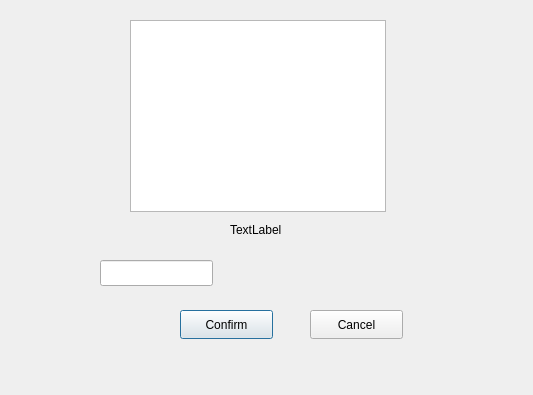
This is CheckoutDialog.ui in KellamA/322DineAutoProject as Qt 5 draws it before an edit. The edited form follows.
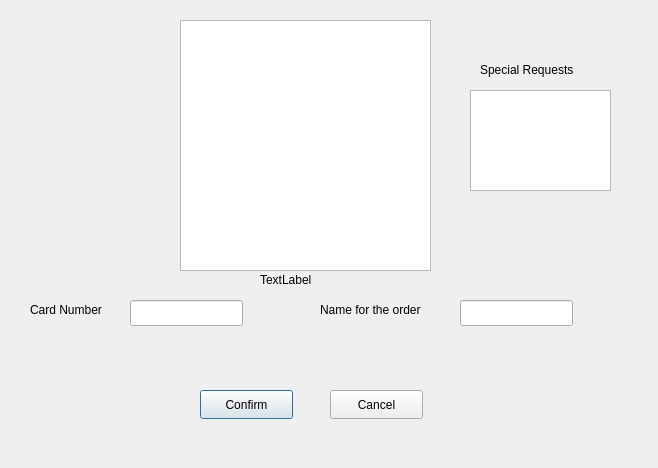
This is the edited form.

```diff
--- a/CheckoutDialog.ui
+++ b/CheckoutDialog.ui
@@ -6,8 +6,8 @@
    <rect>
     <x>0</x>
     <y>0</y>
-    <width>533</width>
-    <height>395</height>
+    <width>658</width>
+    <height>468</height>
    </rect>
   </property>
   <property name="windowTitle">
@@ -16,19 +16,19 @@
   <widget class="QListWidget" name="cartSummaryList">
    <property name="geometry">
     <rect>
-     <x>130</x>
+     <x>180</x>
      <y>20</y>
-     <width>256</width>
-     <height>192</height>
+     <width>251</width>
+     <height>251</height>
     </rect>
    </property>
   </widget>
   <widget class="QLabel" name="totalPriceLabel">
    <property name="geometry">
     <rect>
-     <x>230</x>
-     <y>220</y>
-     <width>63</width>
+     <x>260</x>
+     <y>270</y>
+     <width>101</width>
      <height>20</height>
     </rect>
    </property>
@@ -39,8 +39,8 @@
   <widget class="QLineEdit" name="creditCardLineEdit">
    <property name="geometry">
     <rect>
-     <x>100</x>
-     <y>260</y>
+     <x>130</x>
+     <y>300</y>
      <width>113</width>
      <height>26</height>
     </rect>
@@ -49,8 +49,8 @@
   <widget class="QPushButton" name="confirmButton">
    <property name="geometry">
     <rect>
-     <x>180</x>
-     <y>310</y>
+     <x>200</x>
+     <y>390</y>
      <width>93</width>
      <height>29</height>
     </rect>
@@ -62,8 +62,8 @@
   <widget class="QPushButton" name="cancelButton">
    <property name="geometry">
     <rect>
-     <x>310</x>
-     <y>310</y>
+     <x>330</x>
+     <y>390</y>
      <width>93</width>
      <height>29</height>
     </rect>
@@ -72,6 +72,65 @@
     <string>Cancel</string>
    </property>
   </widget>
+  <widget class="QLabel" name="label">
+   <property name="geometry">
+    <rect>
+     <x>30</x>
+     <y>300</y>
+     <width>101</width>
+     <height>20</height>
+    </rect>
+   </property>
+   <property name="text">
+    <string>Card Number</string>
+   </property>
+  </widget>
+  <widget class="QLabel" name="label_2">
+   <property name="geometry">
+    <rect>
+     <x>320</x>
+     <y>300</y>
+     <width>131</width>
+     <height>20</height>
+    </rect>
+   </property>
+   <property name="text">
+    <string>Name for the order</string>
+   </property>
+  </widget>
+  <widget class="QLineEdit" name="nameLine">
+   <property name="geometry">
+    <rect>
+     <x>460</x>
+     <y>300</y>
+     <width>113</width>
+     <height>26</height>
+    </rect>
+   </property>
+  </widget>
+  <widget class="QLabel" name="label_3">
+   <property name="geometry">
+    <rect>
+     <x>480</x>
+     <y>60</y>
+     <width>121</width>
+     <height>20</height>
+    </rect>
+   </property>
+   <property name="text">
+    <string>Special Requests</string>
+   </property>
+  </widget>
+  <widget class="QTextEdit" name="specialRequestLineEdit">
+   <property name="geometry">
+    <rect>
+     <x>470</x>
+     <y>90</y>
+     <width>141</width>
+     <height>101</height>
+    </rect>
+   </property>
+  </widget>
  </widget>
  <resources/>
  <connections/>
```
